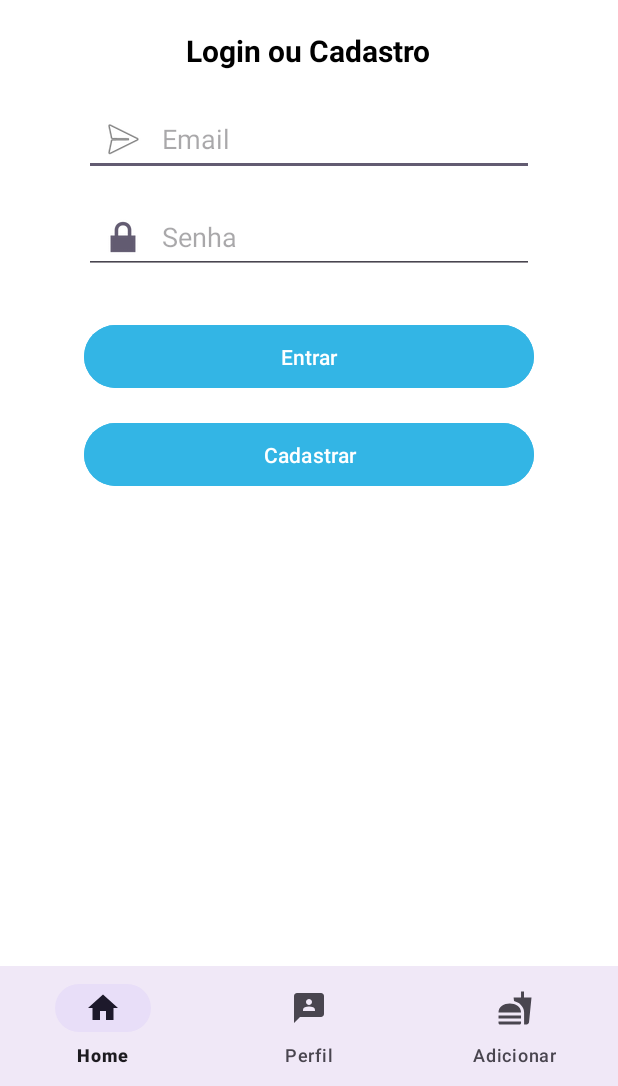
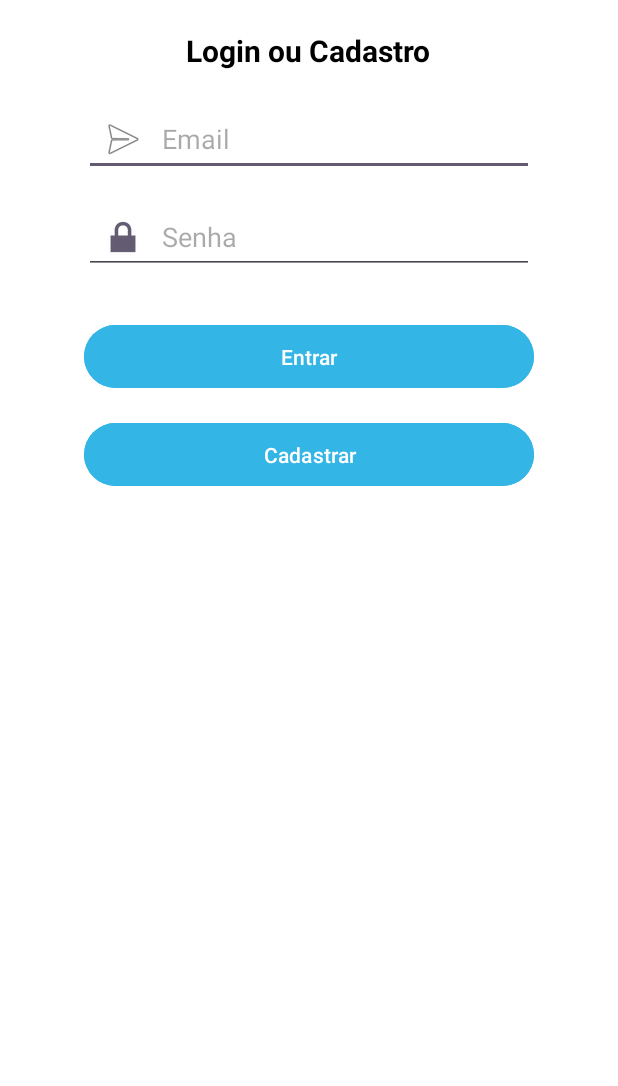
Before and after one commit to Jhennyf/Projeto-Nutrify, an Android app: the screen it shows after launch (MainActivity), on a phone screen of 412 x 824 dp, the part 150-1236 px from its top. Run offline under Robolectric (Android 15) with nearby library versions, the phone set to English and light mode, and no system bars; our stand-ins replace Firebase (no records; nobody signed in at launch, a user with empty details on screens opened directly).

```diff
--- a/app/src/main/res/layout/activity_main.xml
+++ b/app/src/main/res/layout/activity_main.xml
@@ -1,5 +1,6 @@
 <LinearLayout
     xmlns:android="http://schemas.android.com/apk/res/android"
+    xmlns:app="http://schemas.android.com/apk/res-auto"
     xmlns:tools="http://schemas.android.com/tools"
     android:layout_width="match_parent"
     android:layout_height="match_parent"
@@ -72,8 +73,6 @@
         android:textColor="@android:color/white" />
 
     <androidx.constraintlayout.widget.ConstraintLayout
-        xmlns:android="http://schemas.android.com/apk/res/android"
-        xmlns:app="http://schemas.android.com/apk/res-auto"
         android:layout_width="match_parent"
         android:layout_height="match_parent">
 
@@ -82,21 +81,11 @@
             android:id="@+id/fragment_container"
             android:layout_width="0dp"
             android:layout_height="0dp"
-            app:layout_constraintTop_toTopOf="parent"
-            app:layout_constraintBottom_toTopOf="@id/bottom_navigation"
+            app:layout_constraintEnd_toEndOf="parent"
             app:layout_constraintStart_toStartOf="parent"
-            app:layout_constraintEnd_toEndOf="parent" />
+            app:layout_constraintTop_toTopOf="parent" />
 
         <!-- Bottom Navigation View -->
-            <com.google.android.material.bottomnavigation.BottomNavigationView
-            android:id="@+id/bottom_navigation"
-            android:layout_width="0dp"
-            android:layout_height="wrap_content"
-            android:background="?android:attr/windowBackground"
-            app:menu="@menu/bottom_nav_menu"
-            app:layout_constraintBottom_toBottomOf="parent"
-            app:layout_constraintStart_toStartOf="parent"
-            app:layout_constraintEnd_toEndOf="parent" />
     </androidx.constraintlayout.widget.ConstraintLayout>
 
 
```
Also changed, not shown: app/src/main/java/com/example/projeto_nutrify/HomeActivity.kt (+14 -10 lines).
